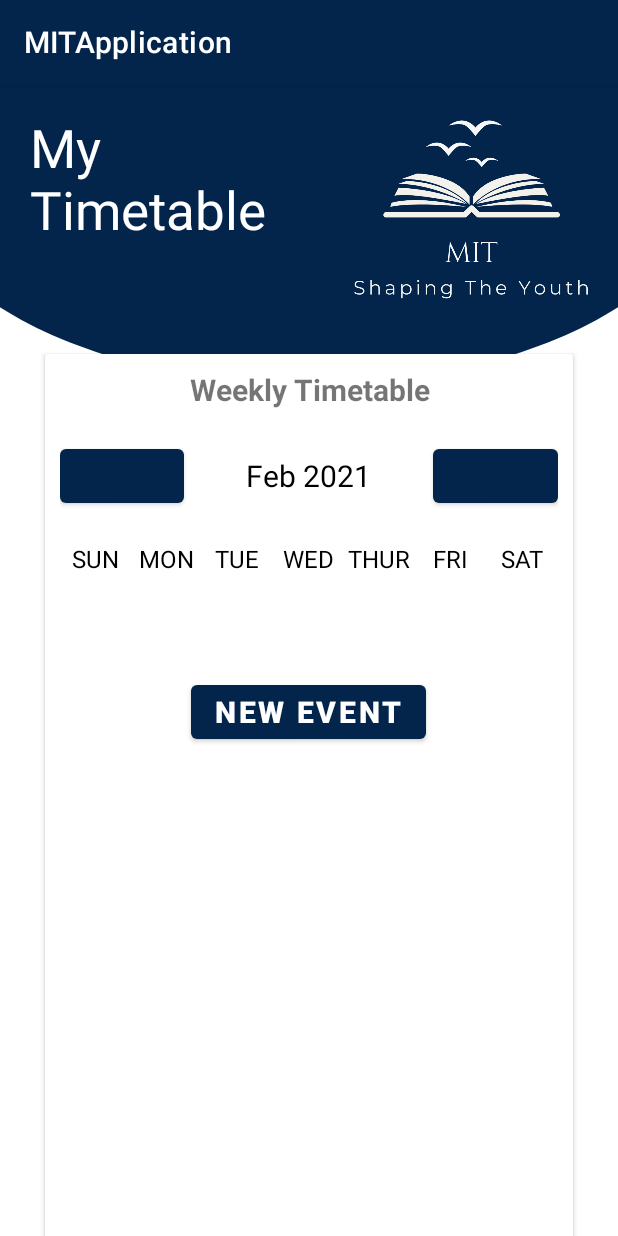
After one commit to Jeel1803/MIT--StudentSupportSphere, an Android app: the viewTimetable screen opened directly, with no data from a screen before it, on a phone screen of 412 x 824 dp. The commit adds this screen. Run offline under Robolectric (Android 15) with nearby library versions, the phone set to English and light mode, and no system bars.

Commit message:
[Dashboard]: OnClickListner added to cardview [View Timetable]: UI Complted

```diff
--- /dev/null
+++ b/app/src/main/java/com/example/mitapplication/viewTimetable.java
@@ -0,0 +1,14 @@
+package com.example.mitapplication;
+
+import androidx.appcompat.app.AppCompatActivity;
+
+import android.os.Bundle;
+
+public class viewTimetable extends AppCompatActivity {
+
+    @Override
+    protected void onCreate(Bundle savedInstanceState) {
+        super.onCreate(savedInstanceState);
+        setContentView(R.layout.activity_view_timetable);
+    }
+}
--- a/app/src/main/res/layout/manage_personal_details.xml
+++ b/app/src/main/res/layout/activity_manage_personal_details.xml
@@ -5,8 +5,7 @@
     android:layout_width="match_parent"
     android:layout_height="wrap_content"
     android:background="#E0E0E0"
-    tools:context=".MainActivity" >
-
+    tools:context=".managePersonalDetails">
 
     <LinearLayout
         android:layout_width="match_parent"
@@ -239,5 +238,4 @@
 
     </LinearLayout>
 
-
 </androidx.core.widget.NestedScrollView>
--- /dev/null
+++ b/app/src/main/res/layout/activity_view_timetable.xml
@@ -0,0 +1,255 @@
+<?xml version="1.0" encoding="utf-8"?>
+<androidx.core.widget.NestedScrollView xmlns:android="http://schemas.android.com/apk/res/android"
+    xmlns:app="http://schemas.android.com/apk/res-auto"
+    xmlns:tools="http://schemas.android.com/tools"
+    android:layout_width="match_parent"
+    android:layout_height="wrap_content"
+    android:background="#E0E0E0"
+    tools:context=".viewTimetable">
+
+    <LinearLayout
+        android:layout_width="match_parent"
+        android:layout_height="match_parent"
+        android:background="@color/white"
+        android:orientation="vertical">
+
+
+        <LinearLayout
+            android:id="@+id/constraintLayout"
+            android:layout_width="match_parent"
+            android:layout_height="200dp"
+            android:background="@drawable/bg_header"
+            android:baselineAligned="false"
+            android:orientation="horizontal">
+
+            <RelativeLayout
+                android:layout_width="0dp"
+                android:layout_height="wrap_content"
+                android:layout_weight="1">
+
+                <TextView
+                    android:id="@+id/txt_appbar_listActivity"
+                    android:layout_width="match_parent"
+                    android:layout_height="match_parent"
+                    android:layout_alignParentLeft="true"
+                    android:layout_alignParentEnd="false"
+                    android:layout_centerInParent="true"
+                    android:layout_marginStart="20dp"
+                    android:layout_marginLeft="21dp"
+                    android:layout_marginTop="30dp"
+                    android:layout_marginEnd="7dp"
+                    android:layout_marginBottom="7dp"
+                    android:gravity="left"
+                    android:text="My \nTimetable"
+                    android:textColor="@color/white"
+                    android:textSize="35dp" />
+
+            </RelativeLayout>
+
+            <RelativeLayout
+                android:layout_width="0dp"
+                android:layout_height="wrap_content"
+                android:layout_weight="1">
+
+                <ImageView
+                    android:id="@+id/banner"
+                    android:layout_width="match_parent"
+                    android:layout_height="150dp"
+                    android:layout_alignParentLeft="true"
+                    android:layout_alignParentEnd="false"
+                    android:layout_centerInParent="true"
+                    android:layout_centerHorizontal="true"
+                    android:layout_marginStart="30dp"
+                    android:layout_marginLeft="21dp"
+                    android:layout_marginTop="10dp"
+                    android:layout_marginEnd="20dp"
+                    android:layout_marginBottom="7dp"
+                    android:gravity="right"
+                    android:src="@drawable/mit_reduced">
+
+                </ImageView>
+
+
+
+
+            </RelativeLayout>
+
+        </LinearLayout>
+
+        <androidx.cardview.widget.CardView
+            android:id="@+id/marks"
+            android:layout_width="match_parent"
+            android:layout_height="612dp"
+            android:layout_marginLeft="30dp"
+            android:layout_marginTop="-20dp"
+            android:layout_marginRight="30dp"
+            android:layout_marginBottom="100dp"
+
+            android:elevation="5dp"
+            app:cardBackgroundColor="@color/white">
+
+            <androidx.appcompat.widget.LinearLayoutCompat
+                android:layout_width="match_parent"
+                android:layout_height="match_parent"
+                android:layout_marginTop="0dp"
+                android:orientation="vertical"
+                android:padding="10dp">
+
+                <LinearLayout
+                    android:layout_width="match_parent"
+                    android:layout_height="wrap_content"
+                    android:orientation="horizontal"
+                    android:textAlignment="center">
+
+                    <TextView
+                        android:id="@+id/txtWeek"
+                        android:layout_width="match_parent"
+                        android:layout_height="wrap_content"
+                        android:text="Weekly Timetable"
+                        android:textAlignment="center"
+                        android:textSize="20dp"
+                        android:textStyle="bold" />
+                </LinearLayout>
+
+                <LinearLayout
+                    android:layout_width="match_parent"
+                    android:layout_height="wrap_content"
+                    android:layout_marginTop="20dp"
+                    android:layout_marginBottom="20dp"
+                    android:orientation="horizontal">
+
+                    <Button
+                        android:layout_width="0dp"
+                        android:layout_height="wrap_content"
+                        android:layout_weight="1"
+                        android:text=""
+                        android:onClick="previousWeekAction"
+                        android:textSize="20sp"
+                        android:textStyle="bold" />
+
+                    <TextView
+                        android:id="@+id/monthYearTV"
+                        android:layout_width="0dp"
+                        android:layout_height="wrap_content"
+                        android:layout_weight="2"
+                        android:text="Feb 2021"
+                        android:textAlignment="center"
+                        android:textColor="@color/black"
+                        android:textSize="20sp" />
+
+                    <Button
+                        android:layout_width="0dp"
+                        android:layout_height="wrap_content"
+                        android:layout_weight="1"
+                        android:background="@null"
+                        android:onClick="nextWeekAction"
+                        android:text=""
+                        android:textSize="20sp"
+                        android:textStyle="bold" />
+
+                </LinearLayout>
+
+                <LinearLayout
+                    android:layout_width="match_parent"
+                    android:layout_height="wrap_content"
+                    android:orientation="horizontal">
+
+                    <TextView
+                        android:layout_width="0dp"
+                        android:layout_height="wrap_content"
+                        android:layout_weight="1"
+                        android:text="SUN"
+                        android:textAlignment="center"
+                        android:textColor="@color/black"
+                        android:textSize="16sp" />
+
+                    <TextView
+                        android:layout_width="0dp"
+                        android:layout_height="wrap_content"
+                        android:layout_weight="1"
+                        android:text="MON"
+                        android:textAlignment="center"
+                        android:textColor="@color/black"
+                        android:textSize="16sp" />
+
+                    <TextView
+                        android:layout_width="0dp"
+                        android:layout_height="wrap_content"
+                        android:layout_weight="1"
+                        android:text="TUE"
+                        android:textAlignment="center"
+                        android:textColor="@color/black"
+                        android:textSize="16sp" />
+
+                    <TextView
+                        android:layout_width="0dp"
+                        android:layout_height="wrap_content"
+                        android:layout_weight="1"
+                        android:text="WED"
+                        android:textAlignment="center"
+                        android:textColor="@color/black"
+                        android:textSize="16sp" />
+
+                    <TextView
+                        android:layout_width="0dp"
+                        android:layout_height="wrap_content"
+                        android:layout_weight="1"
+                        android:text="THUR"
+                        android:textAlignment="center"
+                        android:textColor="@color/black"
+                        android:textSize="16sp" />
+
+                    <TextView
+                        android:layout_width="0dp"
+                        android:layout_height="wrap_content"
+                        android:layout_weight="1"
+                        android:text="FRI"
+                        android:textAlignment="center"
+                        android:textColor="@color/black"
+                        android:textSize="16sp" />
+
+                    <TextView
+                        android:layout_width="0dp"
+                        android:layout_height="wrap_content"
+                        android:layout_weight="1"
+                        android:text="SAT"
+                        android:textAlignment="center"
+                        android:textColor="@color/black"
+                        android:textSize="16sp" />
+
+
+                </LinearLayout>
+
+
+                <androidx.recyclerview.widget.RecyclerView
+                    android:id="@+id/calendarRecyclerView"
+                    android:layout_width="match_parent"
+                    android:layout_height="0dp"
+                    android:layout_weight="1" />
+
+                <Button
+                    android:layout_width="wrap_content"
+                    android:layout_height="wrap_content"
+                    android:layout_gravity="center"
+                    android:background="@null"
+                    android:onClick="newEventAction"
+                    android:text="New Event"
+                    android:textSize="20sp"
+                    android:textStyle="bold" />
+
+                <ListView
+                    android:id="@+id/eventListView"
+                    android:layout_width="match_parent"
+                    android:layout_height="0dp"
+                    android:layout_weight="5" />
+            </androidx.appcompat.widget.LinearLayoutCompat>
+        </androidx.cardview.widget.CardView>
+
+
+
+
+
+
+    </LinearLayout>
+
+</androidx.core.widget.NestedScrollView>
--- a/app/src/main/res/values/colors.xml
+++ b/app/src/main/res/values/colors.xml
@@ -1,8 +1,8 @@
 <?xml version="1.0" encoding="utf-8"?>
 <resources>
     <color name="purple_200">#FFBB86FC</color>
-    <color name="purple_500">#FF6200EE</color>
-    <color name="purple_700">#FF3700B3</color>
+    <color name="purple_500">#03254c</color>
+    <color name="purple_700">#03254c</color>
     <color name="teal_200">#FF03DAC5</color>
     <color name="teal_700">#FF018786</color>
     <color name="black">#FF000000</color>
```
Also changed, not shown: app/src/main/AndroidManifest.xml (+28 -0 lines), app/src/main/java/com/example/mitapplication/MainActivity.java (+45 -1 lines), app/src/main/java/com/example/mitapplication/chatAssistance.java (added, +14 -0 lines), app/src/main/java/com/example/mitapplication/managePersonalDetails.java (added, +14 -0 lines), app/src/main/java/com/example/mitapplication/viewGrades.java (added, +14 -0 lines), app/src/main/res/layout/activity_chat_assistance.xml (added, +18 -0 lines), app/src/main/res/layout/activity_main.xml (+7 -2 lines), app/src/main/res/layout/activity_view_grades.xml (renamed from app/src/main/res/layout/view_grades.xml, +6 -5 lines).
